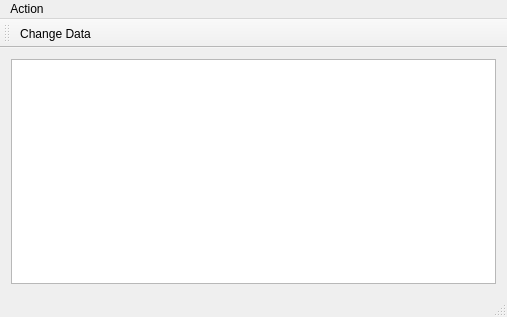
Qt form MainWindow.ui (jplflyer/qt-TreeViewDemo) before a commit.
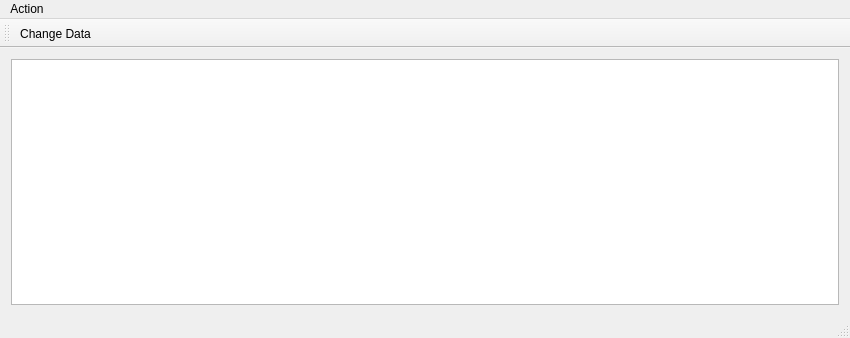
The same form after that commit. Icons and pictures are not drawn.

Patch:
```diff
--- a/MainWindow.ui
+++ b/MainWindow.ui
@@ -6,8 +6,8 @@
    <rect>
     <x>0</x>
     <y>0</y>
-    <width>507</width>
-    <height>317</height>
+    <width>850</width>
+    <height>338</height>
    </rect>
   </property>
   <property name="windowTitle">
@@ -25,7 +25,7 @@
     <rect>
      <x>0</x>
      <y>0</y>
-     <width>507</width>
+     <width>850</width>
      <height>22</height>
     </rect>
    </property>
```
